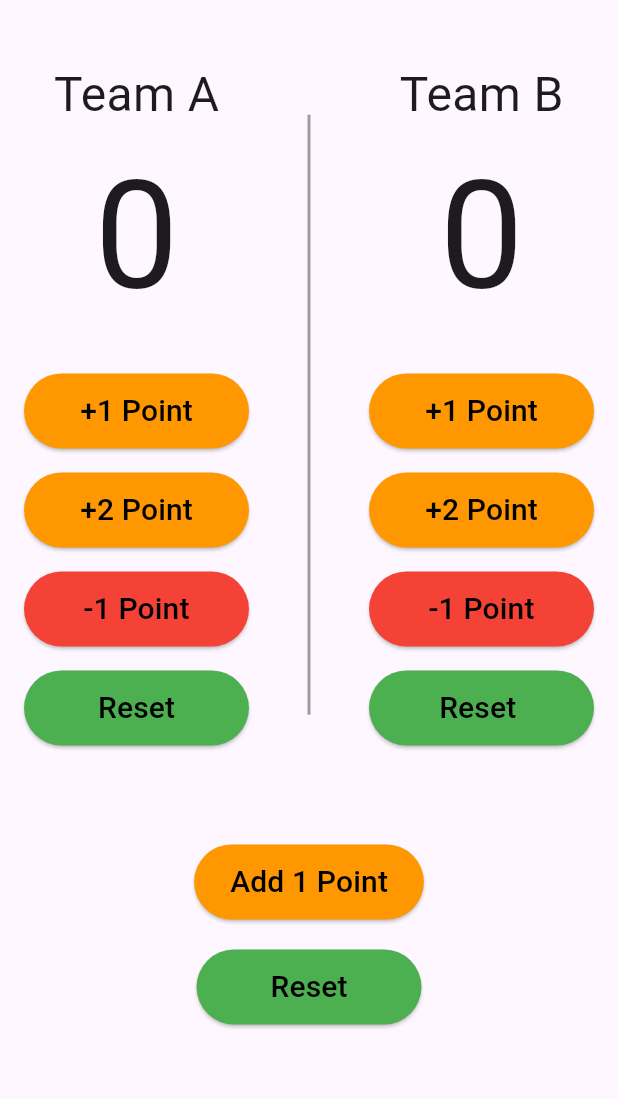
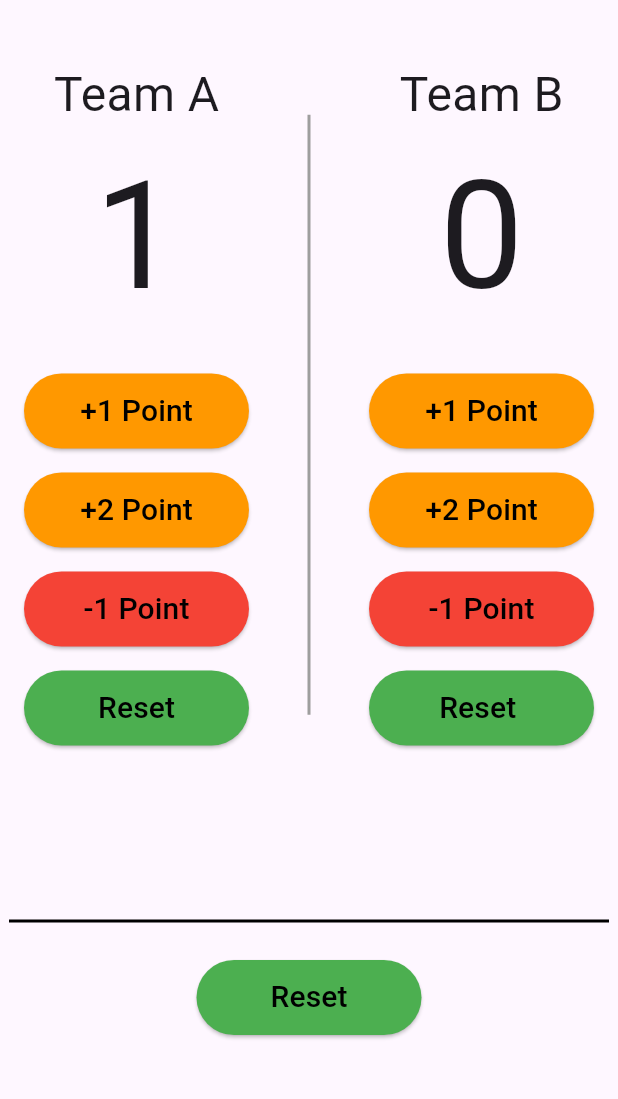
Before and after one commit to mahmoudabdelaziz00/PointsCounter-Flutter-App, a Flutter app: the screen it shows after launch, after a tap on "+1 Point", on a phone screen of 412 x 824 dp, the part 84-1183 px from its top. Run offline on Flutter 3.47's test engine with Material 3 defaults, Android fonts, the phone set to English and light mode, and no system bars; our stand-ins replace flutter_bloc.

Commit message:
Add Bloc Logic To all button and finish app

```diff
--- a/lib/cubits/counter_cubit.dart
+++ b/lib/cubits/counter_cubit.dart
@@ -11,9 +11,20 @@ class CounterCubit extends Cubit<CounterState> {
     if (team == 'A') {
       teamAPoints += buttonNumber;
       emit(CounterAIncrementState());
-    } else {
+    } else if (team == 'B') {
       teamBPoints += buttonNumber;
       emit(CounterBIncrementState());
+    }else if (team == 'MA'){
+      teamAPoints -= buttonNumber ;
+    }else if (team == 'MB'){
+      teamBPoints -= buttonNumber ;
+    }else if (team == 'RA'){
+      teamAPoints = 0;
+    }else if (team == 'RB'){
+      teamBPoints = 0;
+    }else{
+      teamAPoints = 0;
+      teamBPoints = 0;
     }
   }
 }
--- a/lib/cubits/counter_state.dart
+++ b/lib/cubits/counter_state.dart
@@ -1,11 +1,5 @@
 abstract class CounterState {}
 
-class CounterAIncrementState extends CounterState
-{
+class CounterAIncrementState extends CounterState {}
 
-}
-
-class CounterBIncrementState extends CounterState
-{
-
-}
+class CounterBIncrementState extends CounterState {}
--- a/lib/views/home_screen.dart
+++ b/lib/views/home_screen.dart
@@ -3,21 +3,19 @@ import 'package:basketball/cubits/counter_state.dart';
 import 'package:flutter/material.dart';
 import 'package:flutter_bloc/flutter_bloc.dart';
 
-class HomeScreen extends StatelessWidget {
+class HomeScreen extends StatefulWidget {
    HomeScreen({super.key});
 
-  int teamAPoints = 0;
-  int teamBPoints = 0;
+  @override
+  State<HomeScreen> createState() => _HomeScreenState();
+}
 
+class _HomeScreenState extends State<HomeScreen> {
   @override
   Widget build(BuildContext context) {
     return BlocConsumer<CounterCubit, CounterState>(
       listener: (context, state) {
-        if(state is CounterAIncrementState){
-          teamAPoints = BlocProvider.of<CounterCubit>(context).teamAPoints;
-        }else {
-          teamBPoints = BlocProvider.of<CounterCubit>(context).teamBPoints;
-        }
+
       },
       builder: (context, state) {
         return Scaffold(
@@ -45,7 +43,7 @@ class HomeScreen extends StatelessWidget {
                         ),
                       ),
                       Text(
-                        '$teamAPoints',
+                        '${BlocProvider.of<CounterCubit>(context).teamAPoints}',
                         style: TextStyle(
                           fontSize: 100,
                         ),
@@ -57,7 +55,9 @@ class HomeScreen extends StatelessWidget {
                             foregroundColor: Colors.black,
                             minimumSize: Size(150, 50)
                         ),
-                        onPressed: () {},
+                        onPressed: () {
+                          BlocProvider.of<CounterCubit>(context).teamIncrement(team: 'A', buttonNumber: 1);
+                        },
                         child: Text(
                           '+1 Point',
                           style: TextStyle(
@@ -75,7 +75,7 @@ class HomeScreen extends StatelessWidget {
                               minimumSize: Size(150, 50)
                           ),
                           onPressed: () {
-
+                            BlocProvider.of<CounterCubit>(context).teamIncrement(team: 'A', buttonNumber: 2);
                           },
                           child: Text(
                             '+2 Point',
@@ -93,7 +93,10 @@ class HomeScreen extends StatelessWidget {
                             minimumSize: Size(150, 50)
                         ),
                         onPressed: () {
+                          BlocProvider.of<CounterCubit>(context).teamIncrement(team: 'MA', buttonNumber: 1);
+                          setState(() {
 
+                          });
                         },
                         child: Text(
                           '-1 Point',
@@ -112,7 +115,10 @@ class HomeScreen extends StatelessWidget {
                               minimumSize: Size(150, 50)
                           ),
                           onPressed: () {
+                            BlocProvider.of<CounterCubit>(context).teamIncrement(team: 'RA', buttonNumber: 0);
+                            setState(() {
 
+                            });
                           },
                           child: Text(
                             'Reset',
@@ -142,7 +148,7 @@ class HomeScreen extends StatelessWidget {
                         ),
                       ),
                       Text(
-                        '$teamBPoints',
+                        '${BlocProvider.of<CounterCubit>(context).teamBPoints}',
                         style: TextStyle(
                           fontSize: 100,
                         ),
@@ -155,7 +161,7 @@ class HomeScreen extends StatelessWidget {
                             minimumSize: Size(150, 50)
                         ),
                         onPressed: () {
-
+                          BlocProvider.of<CounterCubit>(context).teamIncrement(team: 'B', buttonNumber: 1);
                         },
                         child: Text(
                           '+1 Point',
@@ -174,7 +180,7 @@ class HomeScreen extends StatelessWidget {
                               minimumSize: Size(150, 50)
                           ),
                           onPressed: () {
-
+                            BlocProvider.of<CounterCubit>(context).teamIncrement(team: 'B', buttonNumber: 2);
                           },
                           child: Text(
                             '+2 Point',
@@ -192,7 +198,10 @@ class HomeScreen extends StatelessWidget {
                             minimumSize: Size(150, 50)
                         ),
                         onPressed: () {
+                          BlocProvider.of<CounterCubit>(context).teamIncrement(team: 'MB', buttonNumber: 1);
+                          setState(() {
 
+                          });
                         },
                         child: Text(
                           '-1 Point',
@@ -211,7 +220,10 @@ class HomeScreen extends StatelessWidget {
                               minimumSize: Size(150, 50)
                           ),
                           onPressed: () {
+                            BlocProvider.of<CounterCubit>(context).teamIncrement(team: 'RB', buttonNumber: 0);
+                            setState(() {
 
+                            });
                           },
                           child: Text(
                             'Reset ',
@@ -227,24 +239,13 @@ class HomeScreen extends StatelessWidget {
                 ],
               ),
               SizedBox(height: 50,),
-              ElevatedButton(
-                style: ElevatedButton.styleFrom(
-                    backgroundColor: Colors.orange,
-                    foregroundColor: Colors.black,
-                    minimumSize: Size(150, 50)
-                ),
-                onPressed: () {
-
-                },
-                child: Text(
-                  'Add 1 Point',
-                  style: TextStyle(
-                      fontSize: 20,
-                      color: Colors.black
-                  ),
-                ),
+              SizedBox(height: 50,),
+              Container(
+                width: 400,
+                height: 2,
+                color: Colors.black,
               ),
-              SizedBox(height: 20,),
+              SizedBox(height: 25,),
               ElevatedButton(
                 style: ElevatedButton.styleFrom(
                     backgroundColor: Colors.green,
@@ -252,7 +253,10 @@ class HomeScreen extends StatelessWidget {
                     minimumSize: Size(150, 50)
                 ),
                 onPressed: () {
+                  BlocProvider.of<CounterCubit>(context).teamIncrement(team: 'RAB', buttonNumber: 0);
+                  setState(() {
 
+                  });
                 },
                 child: Text(
                   'Reset',
```
